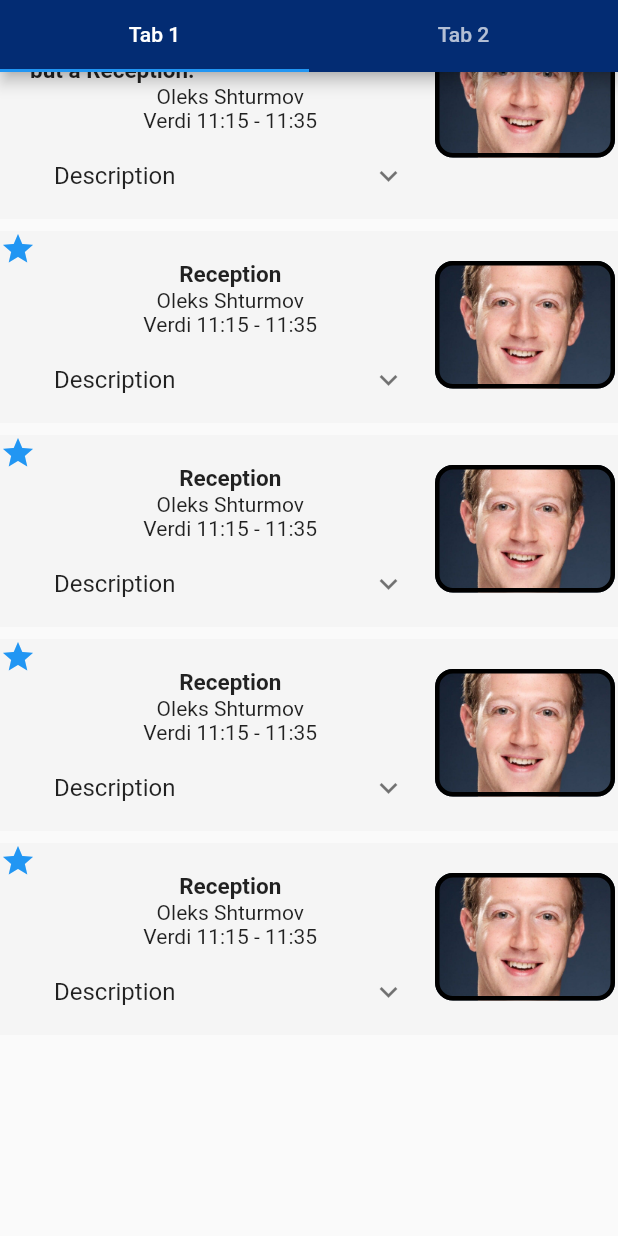
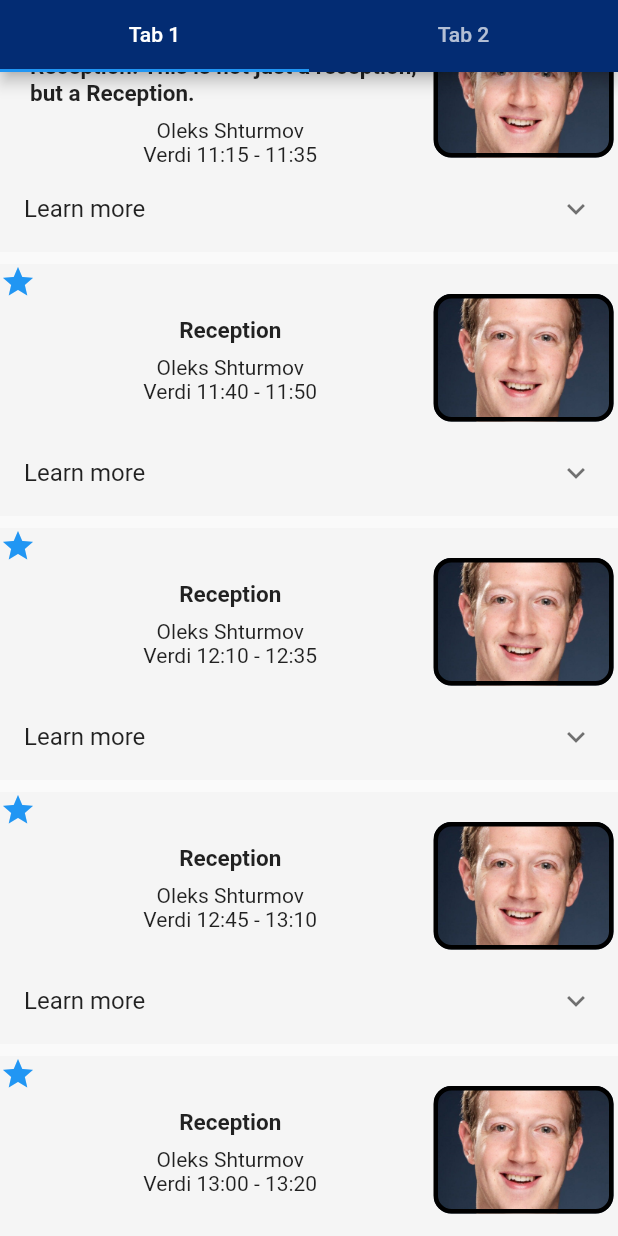
Before and after one commit to softeng-feup/open-cx-pavilion-inc, a Flutter app: the HomePage screen opened by its route, scrolled down 104 dp, on a phone screen of 412 x 824 dp. Run offline on Flutter 3.47's test engine with Material 2 defaults, Android fonts, the phone set to English and light mode, and no system bars.

Commit message:
Spacing fixed

```diff
--- a/feedfheconference/lib/View/Screens/home.dart
+++ b/feedfheconference/lib/View/Screens/home.dart
@@ -108,29 +108,35 @@ class EventBox extends StatelessWidget {
               child: Column(
                 children: <Widget>[
 
-                  Text(title, textAlign: TextAlign.left, style: TextStyle(
+                  Container(
+                    margin: const EdgeInsets.only(bottom: 8, top: 15),
+                    child: Text(title, textAlign: TextAlign.left, style: TextStyle(
                         fontSize: 15,
                         fontWeight: FontWeight.bold
                     ),),
+                  ),
                   Text(speaker),
-                  Text(roomAndTime),
-                  ExpansionTile(
-                    title: Text('Description'),
+                  Text(roomAndTime)
+                ],
+              ),),
+            Container(
+              margin: const EdgeInsets.only(top: 110),
+              child: ExpansionTile(
+                title: Text('Learn more'),
                 children: <Widget>[
                   Text(description,
                       style: TextStyle(
                           fontSize: 13,
                           //fontWeight: FontWeight.bold,
                           fontStyle: FontStyle.italic))
-                    ],)
-                ],
-              ),),
+                ],),
+            ),
             Align(
               alignment: Alignment.topRight,
               //margin: const EdgeInsets.only(left: 2),
               //decoration: BoxDecoration(border: Border.all(color: Colors.blueAccent)),
               child: Container(
-                margin: const EdgeInsets.only(right: 2, top: 20),
+                margin: const EdgeInsets.only(right: 3, top: 20),
                 //width: MediaQuery.of(context).size.width / 3,
                 width: 120,
                 //height: MediaQuery.of(context).size.height / 8,
```
Also changed, not shown: feedfheconference/lib/Model/db.dart (+11 -4 lines), feedfheconference/pubspec.lock. Lines whose indentation alone changed are shown as unchanged.
